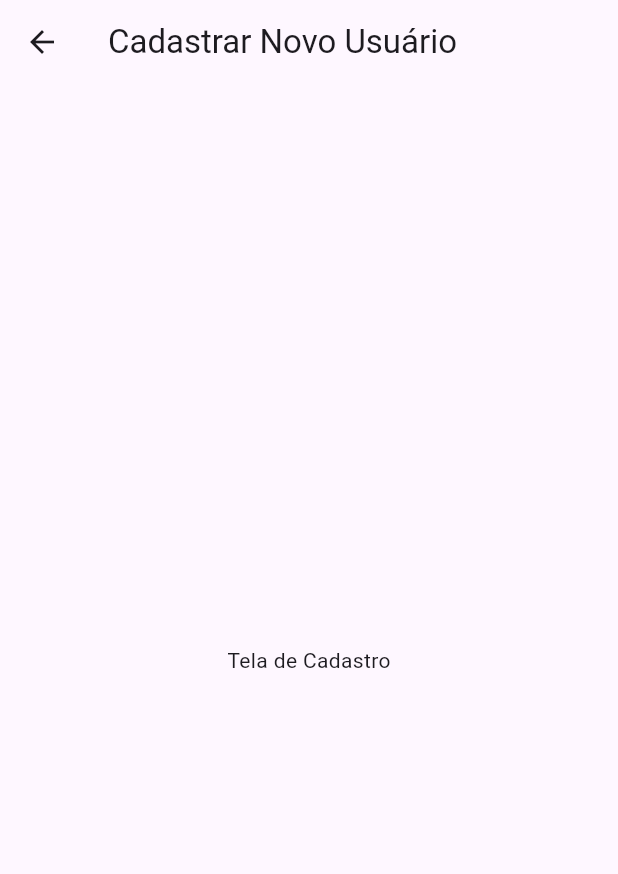
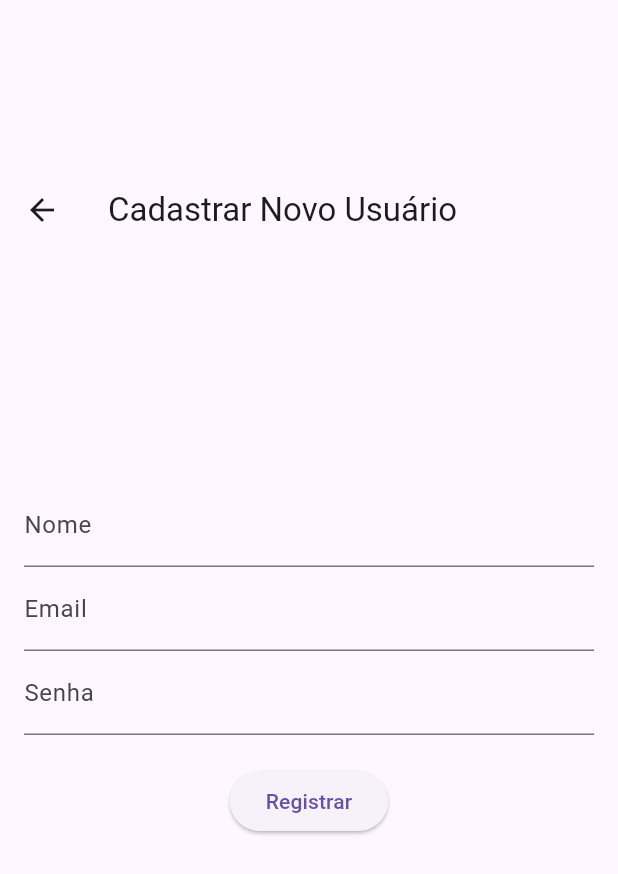
Before and after one commit to onlyzwei/games_tracker, a Flutter app: the RegisterScreen screen opened by its route, on a phone screen of 412 x 824 dp. Shown: the top 874 px of the screen. Run offline on Flutter 3.47's test engine with Material 3 defaults, Android fonts, the phone set to English and light mode, and no system bars; our stand-ins replace sqflite_common_ffi; accounts and stored records are empty.

Commit message:
functions: login,register,adm screen

```diff
--- a/lib/main.dart
+++ b/lib/main.dart
@@ -1,4 +1,4 @@
-// ignore_for_file: prefer_const_constructors
+// ignore_for_file: prefer_const_constructors, sized_box_for_whitespace
 
 import 'package:flutter/material.dart';
 import 'package:games_tracker/screens/login_screen.dart';
@@ -12,28 +12,46 @@ void main() {
     title: 'Games Tracker',
     onGenerateRoute: (settings) {
       if (settings.name == LoginScreen.routeName) {
-        return MaterialPageRoute(builder: (context) => LoginScreen());
+        return MaterialPageRoute(builder: (context) => FixedSizeScreen(child: LoginScreen()));
       }
 
       if (settings.name == RegisterScreen.routeName) {
-        return MaterialPageRoute(builder: (context) => RegisterScreen());
+        return MaterialPageRoute(builder: (context) => FixedSizeScreen(child: RegisterScreen()));
       }
 
       if (settings.name == DashboardScreen.routeName) {
         final args = settings.arguments as Map<String, dynamic>;
         return MaterialPageRoute(
-          builder: (context) => DashboardScreen(
-            registeredUser: args['registeredUser'],
-          ),
+          builder: (context) => FixedSizeScreen(child: DashboardScreen(registeredUser: args['registeredUser'])),
         );
       }
+
       if (settings.name == UserScreen.routeName) {
-        return MaterialPageRoute(builder: (context) => UserScreen());
+        return MaterialPageRoute(builder: (context) => FixedSizeScreen(child: UserScreen()));
       }
 
       assert(false, 'Need to implement ${settings.name}');
       return null;
     },
-    home: LoginScreen(),
+    home: FixedSizeScreen(child: LoginScreen()), // Define a tela inicial com tamanho fixo
   ));
 }
+
+class FixedSizeScreen extends StatelessWidget {
+  final Widget child;
+
+  const FixedSizeScreen({super.key, required this.child});
+
+  @override
+  Widget build(BuildContext context) {
+    return Scaffold(
+      body: Center(
+        child: Container(
+          width: 800, // Largura fixa
+          height: 600, // Altura fixa
+          child: child, // Conteúdo dinâmico dentro do Container
+        ),
+      ),
+    );
+  }
+}
--- a/lib/screens/dashboard_screen.dart
+++ b/lib/screens/dashboard_screen.dart
@@ -1,8 +1,6 @@
 // ignore_for_file: prefer_const_constructors, avoid_print, use_super_parameters
 
 import 'package:flutter/material.dart';
-import 'package:games_tracker/controllers/user_controller.dart';
-import 'package:games_tracker/models/user.dart';
 
 class DashboardScreen extends StatelessWidget {
   static const routeName = '/dashboard';
--- a/lib/screens/register_screen.dart
+++ b/lib/screens/register_screen.dart
@@ -1,17 +1,90 @@
 // ignore_for_file: prefer_const_constructors
 
 import 'package:flutter/material.dart';
+import 'package:games_tracker/controllers/user_controller.dart';
+import 'package:games_tracker/models/user.dart';
 
-class RegisterScreen extends StatelessWidget {
+class RegisterScreen extends StatefulWidget {
   static const routeName = '/register';
 
   const RegisterScreen({super.key});
 
   @override
+  // ignore: library_private_types_in_public_api
+  _RegisterScreenState createState() => _RegisterScreenState();
+}
+
+class _RegisterScreenState extends State<RegisterScreen> {
+  final _formKey = GlobalKey<FormState>();
+  final _nameController = TextEditingController();
+  final _emailController = TextEditingController();
+  final _passwordController = TextEditingController();
+
+  Future<void> _register() async {
+    if (_formKey.currentState!.validate()) {
+      User user = User(
+        name: _nameController.text,
+        email: _emailController.text,
+        password: _passwordController.text,
+      );
+      await UserController().insertUser(user);
+      if (mounted) {// evitar erros quando operações assíncronas são concluídas após o widget ser removido
+        Navigator.pop(context);
+      }
+    }
+  }
+
+  @override
   Widget build(BuildContext context) {
     return Scaffold(
       appBar: AppBar(title: Text('Cadastrar Novo Usuário')),
-      body: Center(child: Text('Tela de Cadastro')),
+      body: Padding(
+        padding: EdgeInsets.all(16.0),
+        child: Form(
+          key: _formKey,
+          child: Column(
+            mainAxisAlignment: MainAxisAlignment.center,
+            children: [
+              TextFormField(
+                controller: _nameController,
+                decoration: InputDecoration(labelText: 'Nome'),
+                validator: (value) {
+                  if (value == null || value.isEmpty) {
+                    return 'Por favor, insira seu nome';
+                  }
+                  return null;
+                },
+              ),
+              TextFormField(
+                controller: _emailController,
+                decoration: InputDecoration(labelText: 'Email'),
+                validator: (value) {
+                  if (value == null || value.isEmpty) {
+                    return 'Por favor, insira seu email';
+                  }
+                  return null;
+                },
+              ),
+              TextFormField(
+                controller: _passwordController,
+                decoration: InputDecoration(labelText: 'Senha'),
+                obscureText: true,
+                validator: (value) {
+                  if (value == null || value.isEmpty) {
+                    return 'Por favor, insira sua senha';
+                  }
+                  return null;
+                },
+              ),
+              SizedBox(height: 20.0),
+              ElevatedButton(
+                onPressed: _register,
+                child: Text('Registrar'),
+              ),
+            ],
+          ),
+        ),
+      ),
     );
   }
 }
```
Also changed, not shown: lib/screens/login_screen.dart (+28 -1 lines), lib/screens/user_screen.dart (+36 -14 lines).
